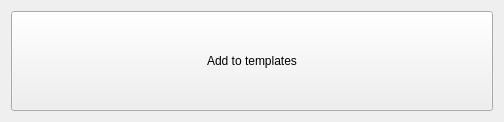
Qt form ui_templates/catalog_info_tools.ui (o-murphy/archer_ballistics_constructor) before a commit.
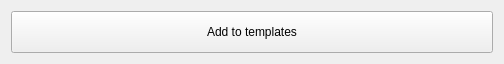
The same form after that commit.

What changed in the file:
```diff
--- a/ui_templates/catalog_info_tools.ui
+++ b/ui_templates/catalog_info_tools.ui
@@ -7,7 +7,7 @@
     <x>0</x>
     <y>0</y>
     <width>504</width>
-    <height>122</height>
+    <height>64</height>
    </rect>
   </property>
   <property name="sizePolicy">
@@ -16,6 +16,12 @@
     <verstretch>0</verstretch>
    </sizepolicy>
   </property>
+  <property name="maximumSize">
+   <size>
+    <width>16777215</width>
+    <height>64</height>
+   </size>
+  </property>
   <property name="windowTitle">
    <string>Form</string>
   </property>
```
